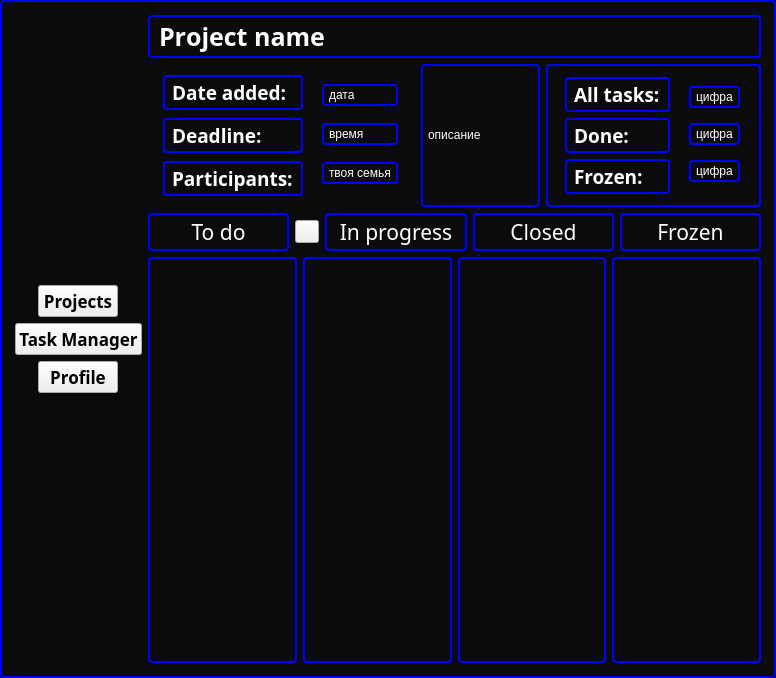
The window that ui/MainWindowTaskManager.ui (kiozet/TaskManagerWithAI) describes before a commit, drawn with Qt 5.
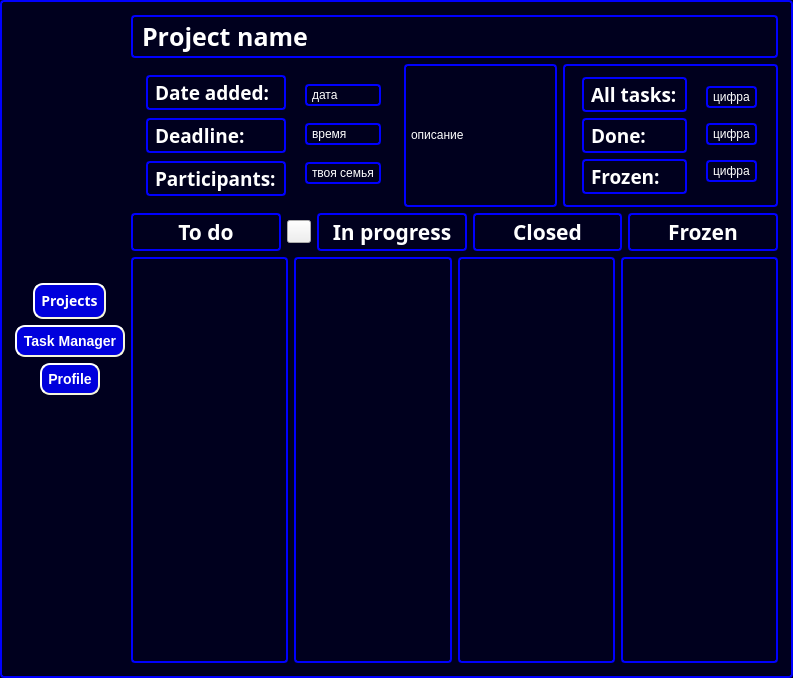
The same window after the commit. Icons and pictures are not drawn.

The edit to the form file:
```diff
--- a/ui/MainWindowTaskManager.ui
+++ b/ui/MainWindowTaskManager.ui
@@ -9,7 +9,7 @@
    <rect>
     <x>0</x>
     <y>0</y>
-    <width>776</width>
+    <width>793</width>
     <height>678</height>
    </rect>
   </property>
@@ -42,7 +42,7 @@
     border: 2px solid blue;
     border-radius: 4px;
     padding: 2px;
-    background-color: rgb(12, 11, 11);
+    background-color: rgb(0, 0, 30);
 }</string>
   </property>
   <property name="frameShape">
@@ -84,18 +84,27 @@
        <property name="font">
         <font>
          <family>.SF Soft Numeric</family>
-         <pointsize>13</pointsize>
+         <pointsize>-1</pointsize>
          <weight>75</weight>
          <italic>false</italic>
          <bold>true</bold>
-         <stylestrategy>PreferDefault</stylestrategy>
         </font>
        </property>
        <property name="autoFillBackground">
         <bool>false</bool>
        </property>
        <property name="styleSheet">
-        <string notr="true"/>
+        <string notr="true">QPushButton {
+    background-color: rgb(0, 0, 220);
+    border-style: outset;
+    border-width: 2px;
+    border-radius: 10px;
+    border-color: beige;
+    font: bold 14px;
+    min-width: 6em;
+    padding: 6px;
+  color: white;
+}</string>
        </property>
        <property name="text">
         <string>Projects</string>
@@ -121,16 +130,24 @@
        </property>
        <property name="font">
         <font>
-         <family>.SF Soft Numeric</family>
-         <pointsize>13</pointsize>
+         <pointsize>-1</pointsize>
          <weight>75</weight>
          <italic>false</italic>
          <bold>true</bold>
-         <stylestrategy>PreferDefault</stylestrategy>
         </font>
        </property>
        <property name="styleSheet">
-        <string notr="true">setGeometry ( x, y, w * 0.5, h * 0.5 );</string>
+        <string notr="true">QPushButton {
+    background-color:rgb(0, 0, 220);
+    border-style: outset;
+    border-width: 2px;
+    border-radius: 10px;
+    border-color: beige;
+    font: bold 14px;
+    min-width: 6em;
+    padding: 6px;
+  color: white;
+}</string>
        </property>
        <property name="text">
         <string>Task Manager</string>
@@ -165,16 +182,24 @@
        </property>
        <property name="font">
         <font>
-         <family>.SF Soft Numeric</family>
-         <pointsize>13</pointsize>
+         <pointsize>-1</pointsize>
          <weight>75</weight>
          <italic>false</italic>
          <bold>true</bold>
-         <stylestrategy>PreferDefault</stylestrategy>
         </font>
        </property>
        <property name="styleSheet">
-        <string notr="true">setGeometry ( x, y, w * 0.5, h * 0.5 );</string>
+        <string notr="true">QPushButton {
+    background-color: rgb(0, 0, 220);
+    border-style: outset;
+    border-width: 2px;
+    border-radius: 10px;
+    border-color: beige;
+    font: bold 14px;
+    min-width: 6em;
+    padding: 6px;
+  color: white;
+}</string>
        </property>
        <property name="text">
         <string>Profile</string>
@@ -214,7 +239,7 @@
        </property>
        <property name="font">
         <font>
-         <family>The Duke of Prunes</family>
+         <family>Impact</family>
          <pointsize>19</pointsize>
          <weight>75</weight>
          <italic>false</italic>
@@ -278,7 +303,7 @@
               </property>
               <property name="font">
                <font>
-                <family>The Duke of Prunes</family>
+                <family>Impact</family>
                 <pointsize>14</pointsize>
                 <weight>75</weight>
                 <italic>false</italic>
@@ -300,7 +325,7 @@
               </property>
               <property name="font">
                <font>
-                <family>The Duke of Prunes</family>
+                <family>Impact</family>
                 <pointsize>14</pointsize>
                 <weight>75</weight>
                 <italic>false</italic>
@@ -322,7 +347,7 @@
               </property>
               <property name="font">
                <font>
-                <family>The Duke of Prunes</family>
+                <family>Impact</family>
                 <pointsize>14</pointsize>
                 <weight>75</weight>
                 <italic>false</italic>
@@ -459,7 +484,7 @@
               </property>
               <property name="font">
                <font>
-                <family>The Duke of Prunes</family>
+                <family>Impact</family>
                 <pointsize>14</pointsize>
                 <weight>75</weight>
                 <italic>false</italic>
@@ -485,7 +510,7 @@
               </property>
               <property name="font">
                <font>
-                <family>The Duke of Prunes</family>
+                <family>Impact</family>
                 <pointsize>14</pointsize>
                 <weight>75</weight>
                 <italic>false</italic>
@@ -511,7 +536,7 @@
               </property>
               <property name="font">
                <font>
-                <family>The Duke of Prunes</family>
+                <family>Impact</family>
                 <pointsize>14</pointsize>
                 <weight>75</weight>
                 <italic>false</italic>
@@ -604,11 +629,11 @@
          </property>
          <property name="font">
           <font>
-           <family>The Duke of Prunes</family>
+           <family>Impact</family>
            <pointsize>16</pointsize>
-           <weight>50</weight>
+           <weight>75</weight>
            <italic>false</italic>
-           <bold>false</bold>
+           <bold>true</bold>
           </font>
          </property>
          <property name="text">
@@ -640,11 +665,11 @@
          </property>
          <property name="font">
           <font>
-           <family>The Duke of Prunes</family>
+           <family>Impact</family>
            <pointsize>16</pointsize>
-           <weight>50</weight>
+           <weight>75</weight>
            <italic>false</italic>
-           <bold>false</bold>
+           <bold>true</bold>
           </font>
          </property>
          <property name="text">
@@ -665,11 +690,11 @@
          </property>
          <property name="font">
           <font>
-           <family>The Duke of Prunes</family>
+           <family>Impact</family>
            <pointsize>16</pointsize>
-           <weight>50</weight>
+           <weight>75</weight>
            <italic>false</italic>
-           <bold>false</bold>
+           <bold>true</bold>
           </font>
          </property>
          <property name="styleSheet">
@@ -694,11 +719,11 @@
          </property>
          <property name="font">
           <font>
-           <family>The Duke of Prunes</family>
+           <family>Impact</family>
            <pointsize>16</pointsize>
-           <weight>50</weight>
+           <weight>75</weight>
            <italic>false</italic>
-           <bold>false</bold>
+           <bold>true</bold>
           </font>
          </property>
          <property name="text">
```
